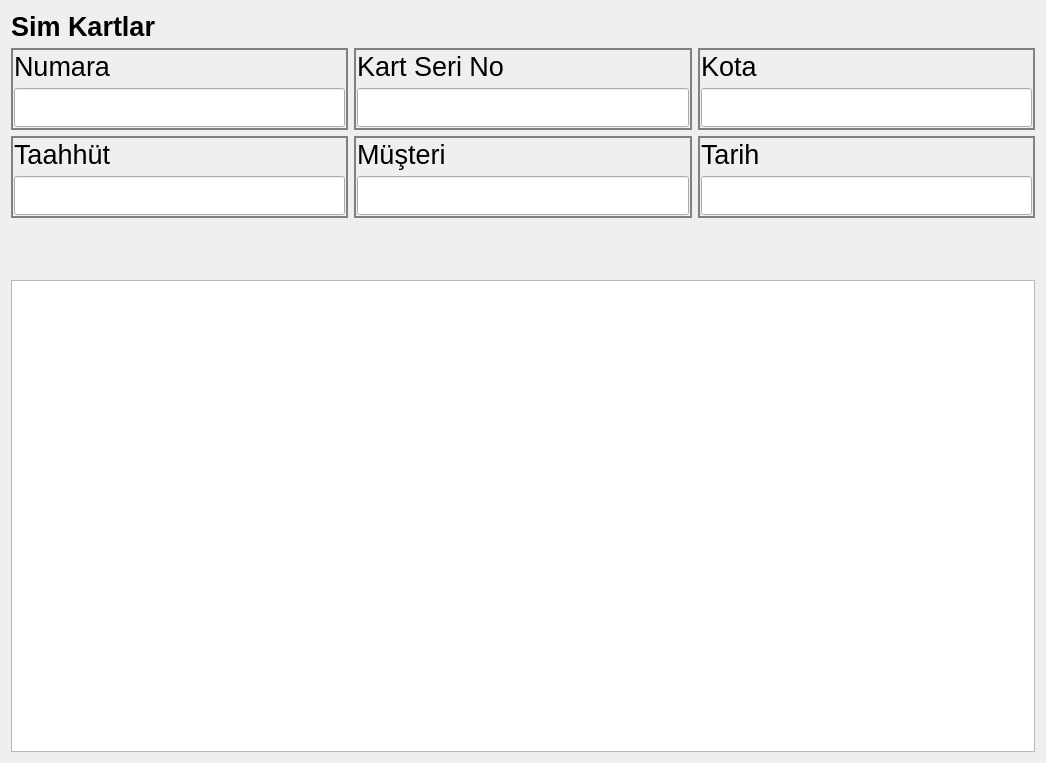
First picture: the form in src/simkartlar.ui, repository yunusemrecinar/QT5-cihaz-kimlik-teknik-servis, before the edit.
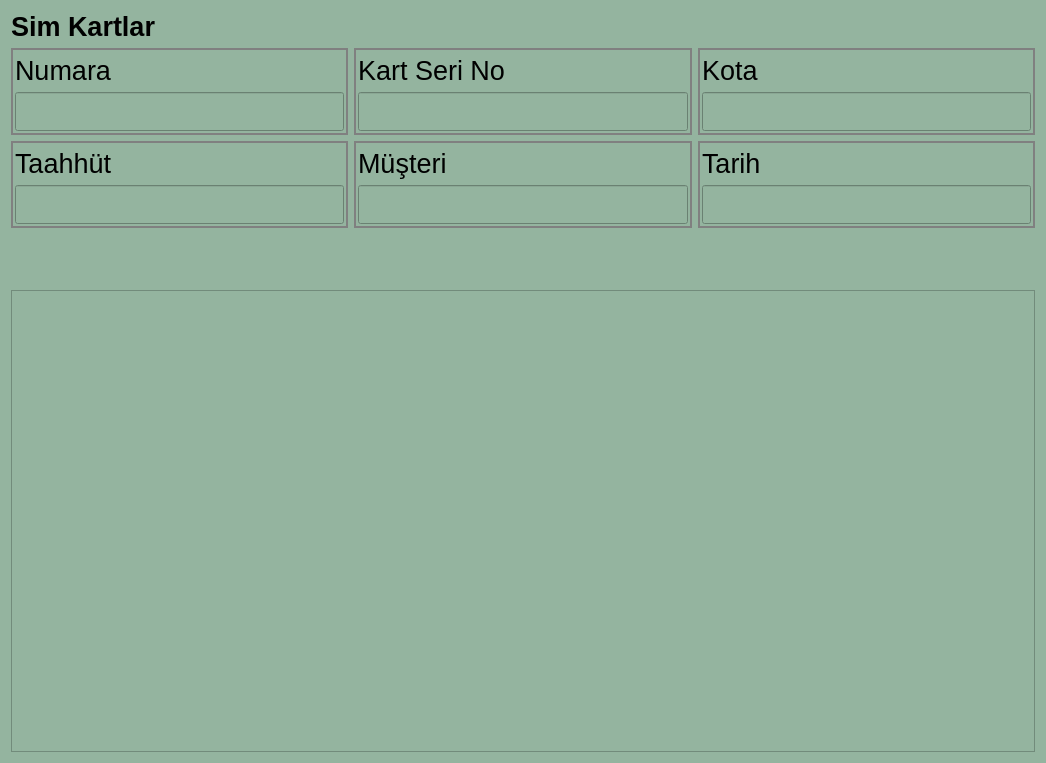
Second picture: the form after the edit. Icons and pictures are not drawn.

The edit to the form file:
```diff
--- a/src/simkartlar.ui
+++ b/src/simkartlar.ui
@@ -13,6 +13,11 @@
   <property name="windowTitle">
    <string>Dialog</string>
   </property>
+  <property name="styleSheet">
+   <string notr="true">QWidget {
+  background-color: #94B49F ;
+}</string>
+  </property>
   <layout class="QVBoxLayout" name="verticalLayout_8">
    <item>
     <layout class="QVBoxLayout" name="verticalLayout_7">
@@ -38,7 +43,7 @@
      <item>
       <layout class="QHBoxLayout" name="horizontalLayout">
        <item>
-        <widget class="QGroupBox" name="">
+        <widget class="QGroupBox" name="groupBox">
          <property name="styleSheet">
           <string notr="true">QGroupBox {
 border:2px solid grey;
@@ -76,6 +81,9 @@
               <pointsize>20</pointsize>
              </font>
             </property>
+            <property name="styleSheet">
+             <string notr="true"/>
+            </property>
            </widget>
           </item>
          </layout>
```
